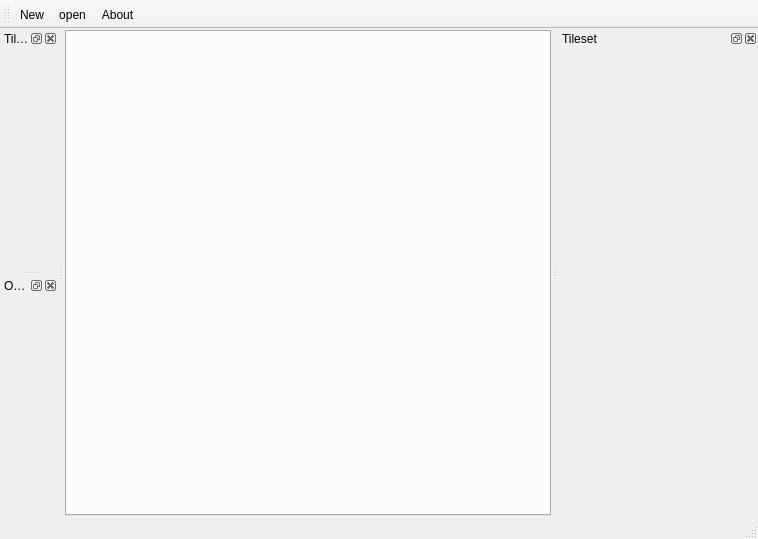
Old version of the form MainWindow.ui in the repository lukegrahamSydney/TilesEditor.
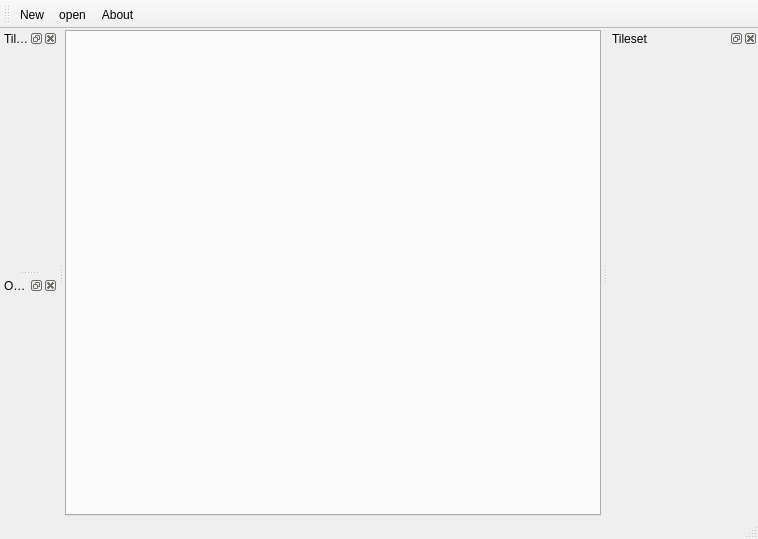
New version of the form. Icons and pictures are not drawn.

Patch:
```diff
--- a/MainWindow.ui
+++ b/MainWindow.ui
@@ -85,7 +85,7 @@
    </property>
    <property name="minimumSize">
     <size>
-     <width>200</width>
+     <width>150</width>
      <height>90</height>
     </size>
    </property>
```
Left out of the diff: 2 changed lines with no effect on the pictures.
